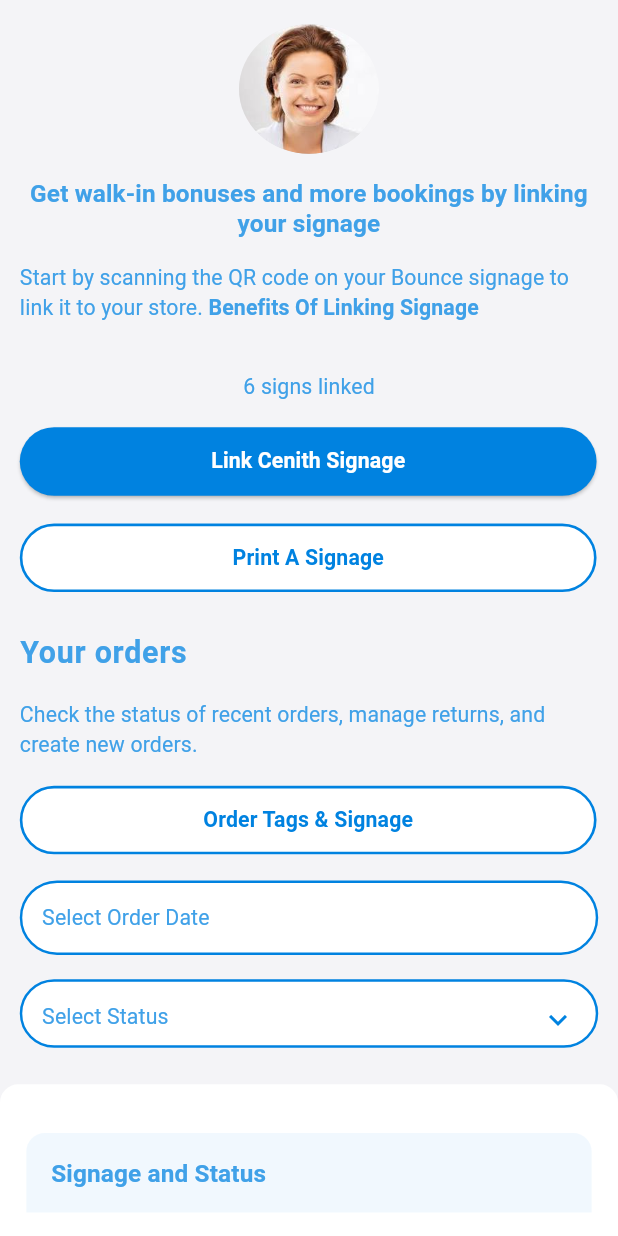
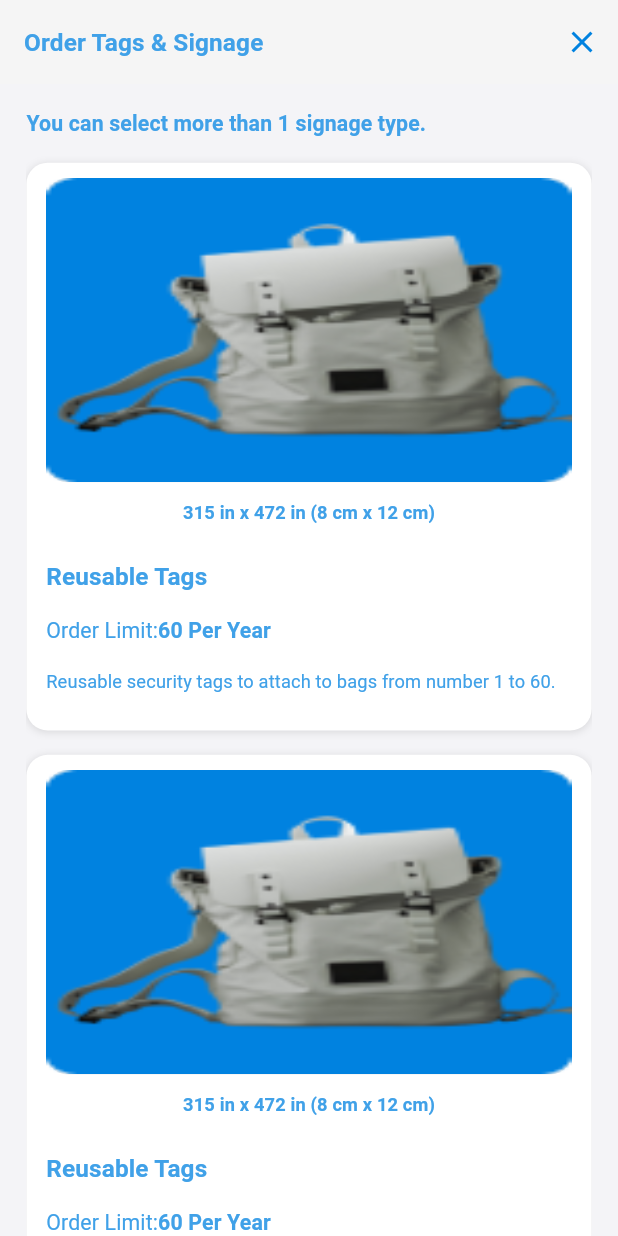
Before and after one commit to sohanthink/cenith-merchant, a Flutter app: the SignageView widget shown alone on an empty page, opened directly, after a tap on "Print A Signage", on a phone screen of 412 x 824 dp. Run offline on Flutter 3.47's test engine with Material 3 defaults, Android fonts, the light colour scheme and no system bars; our stand-ins replace dotted_border, fl_chart, flutter_screenutil, flutter_svg, get, image_picker and 2 more; missing offline and left inert: mobile_scanner; project files that could hold a hidden picture were left out.

Commit message:
order tags and signage screen UI done

```diff
--- a/lib/core/routes/app_routes.dart
+++ b/lib/core/routes/app_routes.dart
@@ -11,9 +11,9 @@ import 'package:cenith_marchent/features/store/view/benefits_of_linking_signage_
 
 import 'package:cenith_marchent/features/store/view/dont_have_camera_view.dart';
 import 'package:cenith_marchent/features/store/view/link_bounce_signage.dart';
+import 'package:cenith_marchent/features/store/view/order_tag_and_signage_view.dart';
 import 'package:cenith_marchent/features/store/view/ready_to_link_view.dart';
 import 'package:flutter/material.dart';
-
 
 
 class AppRoutes {
@@ -46,6 +46,8 @@ class AppRoutes {
       screenWidget = ReadyToLinkView();
     } else if (settings.name == DontHaveCameraView.name) {
       screenWidget = DontHaveCameraView();
+    } else if (settings.name == OrderTagAndSignageView.name) {
+      screenWidget = OrderTagAndSignageView();
     }
     return MaterialPageRoute(builder: (context) => screenWidget);
   }
--- /dev/null
+++ b/lib/features/store/view/order_tag_and_signage_view.dart
@@ -0,0 +1,219 @@
+import 'dart:io';
+import 'dart:typed_data';
+
+import 'package:cenith_marchent/core/constants/app_colors.dart';
+import 'package:cenith_marchent/core/constants/asstes_path/image_paths.dart';
+import 'package:cenith_marchent/core/theme/text_theme.dart';
+import 'package:cenith_marchent/features/store/widgets/order_tag_and_signage_card.dart';
+import 'package:dotted_border/dotted_border.dart';
+import 'package:flutter/material.dart';
+import 'package:flutter_screenutil/flutter_screenutil.dart';
+import 'package:image_picker/image_picker.dart';
+
+class OrderTagAndSignageView extends StatefulWidget {
+  const OrderTagAndSignageView({super.key});
+
+  static final String name = 'order-tag-and-signage-screen';
+
+  @override
+  State<OrderTagAndSignageView> createState() => _OrderTagAndSignageViewState();
+}
+
+class _OrderTagAndSignageViewState extends State<OrderTagAndSignageView> {
+  final ImagePicker _imagePicker = ImagePicker();
+  List<XFile>?_pickedImages=[];
+
+  @override
+  Widget build(BuildContext context) {
+    return Scaffold(
+      appBar: AppBar(
+        title: Text(
+          'Order Tags & Signage',
+          style: fontSize16(
+            context,
+          )?.copyWith(fontWeight: FontWeight.bold, letterSpacing: 0.1.sp),
+        ),
+        actions: [
+          IconButton(
+            onPressed: () => Navigator.pop(context),
+            icon: Icon(Icons.close, color: AppColors.themColor),
+          ),
+        ],
+        automaticallyImplyLeading: false,
+      ),
+      body: Padding(
+        padding: EdgeInsets.symmetric(horizontal: 16.w),
+        child: SingleChildScrollView(
+          child: Column(
+            crossAxisAlignment: CrossAxisAlignment.start,
+            children: [
+              SizedBox(height: 16.h),
+              Text(
+                'You can select more than 1 signage type.',
+                style: fontSize14(
+                  context,
+                )?.copyWith(fontWeight: FontWeight.bold, letterSpacing: 0.1.sp),
+              ),
+              SizedBox(height: 16.h),
+              OrderTagAndSignageCard(
+                orderTagName: 'Reusable Tags',
+                orderLength: '60 Per Year',
+                orderDescription:
+                    'Reusable security tags to attach to bags from number 1 to 60.',
+              ),
+              SizedBox(height: 16.h),
+              OrderTagAndSignageCard(
+                orderTagName: 'Reusable Tags',
+                orderLength: '60 Per Year',
+                orderDescription:
+                    'Reusable security tags to attach to bags from number 1 to 60.',
+              ),
+              SizedBox(height: 16.h),
+              OrderTagAndSignageCard(
+                orderTagName: 'Reusable Tags',
+                orderLength: '60 Per Year',
+                orderDescription:
+                    'Reusable security tags to attach to bags from number 1 to 60.',
+              ),
+              SizedBox(height: 16.h),
+              OrderTagAndSignageCard(
+                orderTagName: 'Reusable Tags',
+                orderLength: '60 Per Year',
+                orderDescription:
+                    'Reusable security tags to attach to bags from number 1 to 60.',
+              ),
+              SizedBox(height: 16.h),
+              Row(
+                mainAxisAlignment: MainAxisAlignment.spaceBetween,
+                children: [
+                  _buildUploadImage(
+                    context,
+                    uploadImageType: 'Add Photo Of Storefront', onPickedImage: _onTapImagePickedStoreFont,
+                  ),
+                  _buildUploadImage(
+                    context,
+                    uploadImageType: 'Add Photo Of \nBag Storage', onPickedImage: _onTapImagePickedBagStorage,
+                  ),
+                ],
+              ),
+              SizedBox(height: 16.h),
+              Row(
+                spacing: 12.w,
+                children: [
+                  for (var image in _pickedImages!)
+                  Container(
+                    height: 80.h,
+                    width: 90.w,
+                    decoration: BoxDecoration(
+                      color: Colors.grey.shade300,
+                      borderRadius: BorderRadius.circular(14.r),
+                    ),
+                    child: ClipRRect(
+                      borderRadius: BorderRadius.circular(14.r),
+                      child:Image.file(
+                        File(image.path),
+                        fit: BoxFit.cover,
+                      ),
+                    ),
+                  ),
+                 DottedBorder(
+                      options: RoundedRectDottedBorderOptions(
+                        radius: Radius.circular(14.r),
+                        strokeWidth: 2,
+                        dashPattern: [10,4],
+                        color: Colors.grey.withOpacity(0.5),
+                      ),
+                      child: Container(
+                        height: 80.h,
+                        width: 90.w,
+                        decoration: BoxDecoration(
+                          color: Colors.grey.shade300,
+                          borderRadius: BorderRadius.circular(14.r),
+                        ),
+                        child: Icon(
+                          Icons.add,
+                          color: AppColors.themColor,
+                          size: 30.sp,
+                        ),
+                      ),
+                    ),
+
+                ],
+              ),
+              SizedBox(height: 16.h),
+              OrderTagAndSignageCard(
+                orderTagName: 'Reusable Tags',
+                orderLength: '60 Per Year',
+                orderDescription:
+                    'Reusable security tags to attach to bags from number 1 to 60.',
+              ),
+            ],
+          ),
+        ),
+      ),
+    );
+  }
+
+  Widget _buildUploadImage(
+    BuildContext context, {
+    required String uploadImageType,
+        required VoidCallback onPickedImage
+  }) {
+    return GestureDetector(
+      onTap: onPickedImage,
+      child: DottedBorder(
+        options: RoundedRectDottedBorderOptions(
+          strokeWidth: 2,
+          dashPattern: [10, 4],
+          radius: Radius.circular(14.r),
+          color: Colors.grey.withOpacity(0.5),
+        ),
+        child: Container(
+          height: 150.h,
+          width: 160.w,
+          decoration: BoxDecoration(
+            color: Colors.grey.shade300,
+            borderRadius: BorderRadius.circular(14.r),
+          ),
+          child: Column(
+            mainAxisAlignment: MainAxisAlignment.center,
+            children: [
+              SizedBox(height: 12.h),
+              Image.asset(ImagePaths.uploadImagePng, width: 50.w),
+              Padding(
+                padding: EdgeInsets.all(8.w),
+                child: Text(
+                  uploadImageType,
+                  textAlign: TextAlign.center,
+                  style: fontSize14(context)?.copyWith(
+                    fontWeight: FontWeight.bold,
+                    letterSpacing: 0.1.sp,
+                  ),
+                ),
+              ),
+            ],
+          ),
+        ),
+      ),
+    );
+  }
+
+  Future<void> _onTapImagePickedStoreFont() async {
+    XFile? image = await _imagePicker.pickImage(source: ImageSource.camera);
+    if (image != null) {
+      _pickedImages?.add(image);
+      setState(() {});
+    }
+  }
+  Future<void>_onTapImagePickedBagStorage()async{
+    XFile? image=await _imagePicker.pickImage(source: ImageSource.camera);
+    if(image!=null){
+      _pickedImages?.add(image);
+      setState(() {
+
+      });
+    }
+
+
+  }
+}
--- a/lib/features/store/view/signage_view.dart
+++ b/lib/features/store/view/signage_view.dart
@@ -3,6 +3,7 @@ import 'package:cenith_marchent/core/constants/asstes_path/image_paths.dart';
 import 'package:cenith_marchent/core/theme/text_theme.dart';
 import 'package:cenith_marchent/features/store/view/benefits_of_linking_signage_view.dart';
 import 'package:cenith_marchent/features/store/view/link_bounce_signage.dart';
+import 'package:cenith_marchent/features/store/view/order_tag_and_signage_view.dart';
 import 'package:flutter/gestures.dart';
 import 'package:flutter/material.dart';
 import 'package:flutter_screenutil/flutter_screenutil.dart';
@@ -132,7 +133,11 @@ class _SignageViewState extends State<SignageView> {
                   child: Text('Link Cenith Signage'),
                 ),
                 space(16),
-                _buildButton(onTap: () {}, buttonName: 'Print A Signage'),
+                _buildButton(
+                  onTap: () =>
+                      Navigator.pushNamed(context, OrderTagAndSignageView.name),
+                  buttonName: 'Print A Signage',
+                ),
                 SizedBox(height: 24.h),
                 Text(
                   'Your orders',
--- /dev/null
+++ b/lib/features/store/widgets/order_tag_and_signage_card.dart
@@ -0,0 +1,98 @@
+import 'package:cenith_marchent/core/constants/app_colors.dart';
+import 'package:cenith_marchent/core/constants/asstes_path/image_paths.dart';
+import 'package:cenith_marchent/core/theme/text_theme.dart';
+import 'package:flutter/material.dart';
+import 'package:flutter_screenutil/flutter_screenutil.dart';
+
+class OrderTagAndSignageCard extends StatelessWidget {
+  const OrderTagAndSignageCard({
+    super.key,
+    required this.orderTagName,
+    required this.orderLength,
+    required this.orderDescription,
+  });
+
+  final String orderTagName;
+  final String orderLength;
+  final String orderDescription;
+
+  @override
+  Widget build(BuildContext context) {
+    return Container(
+      padding: EdgeInsets.only(top: 10.h, bottom: 24.h),
+      width: double.infinity,
+      decoration: BoxDecoration(
+        color: Colors.white,
+        borderRadius: BorderRadius.circular(14.r),
+        boxShadow: [
+          BoxShadow(
+            color: Colors.black12,
+            blurRadius: 4.r,
+            offset: Offset(0, 1),
+          ),
+        ],
+      ),
+      child: Padding(
+        padding: EdgeInsets.symmetric(horizontal: 12.w),
+        child: Column(
+          crossAxisAlignment: CrossAxisAlignment.start,
+          children: [
+            Center(
+              child: Container(
+                height: 200.h,
+                width: 320.w,
+                decoration: BoxDecoration(
+                  color: Colors.grey.shade200,
+                  borderRadius: BorderRadius.circular(14.r),
+                ),
+                child: Image.asset(ImagePaths.bagImagePng, fit: BoxFit.fill),
+              ),
+            ),
+            SizedBox(height: 12.h),
+            Center(
+              child: Text(
+                '315 in x 472 in (8 cm x 12 cm)',
+                style: fontSize12(
+                  context,
+                )?.copyWith(fontWeight: FontWeight.bold, letterSpacing: 0.1.sp),
+              ),
+            ),
+            SizedBox(height: 24.h),
+            Text(
+              orderTagName,
+              style: fontSize16(
+                context,
+              )?.copyWith(fontWeight: FontWeight.bold, letterSpacing: 0.1.sp),
+            ),
+            SizedBox(height: 16.h),
+            RichText(
+              text: TextSpan(
+                style: fontSize14(context),
+                children: [
+                  TextSpan(text: 'Order Limit:'),
+                  TextSpan(
+                    text: orderLength,
+                    style: fontSize14(context)?.copyWith(
+                      fontWeight: FontWeight.bold,
+                      letterSpacing: 0.1.sp,
+                    ),
+                  ),
+                ],
+              ),
+            ),
+            SizedBox(height: 16.h),
+            Text(
+              orderDescription,
+              maxLines: 2,
+              style: fontSize12(context)?.copyWith(
+                color: AppColors.midLightBlue,
+                letterSpacing: 0.1.sp,
+                overflow: TextOverflow.ellipsis,
+              ),
+            ),
+          ],
+        ),
+      ),
+    );
+  }
+}
--- a/pubspec.yaml
+++ b/pubspec.yaml
@@ -25,6 +25,8 @@ dependencies:
   intl: ^0.20.2
   intl_phone_field: ^3.2.0
   fl_chart: ^1.1.1
+  dotted_border: ^3.1.0
+  image_picker: ^1.2.0
 
 
 dev_dependencies:
```
Also changed, not shown: pubspec.lock, 2 other files.
